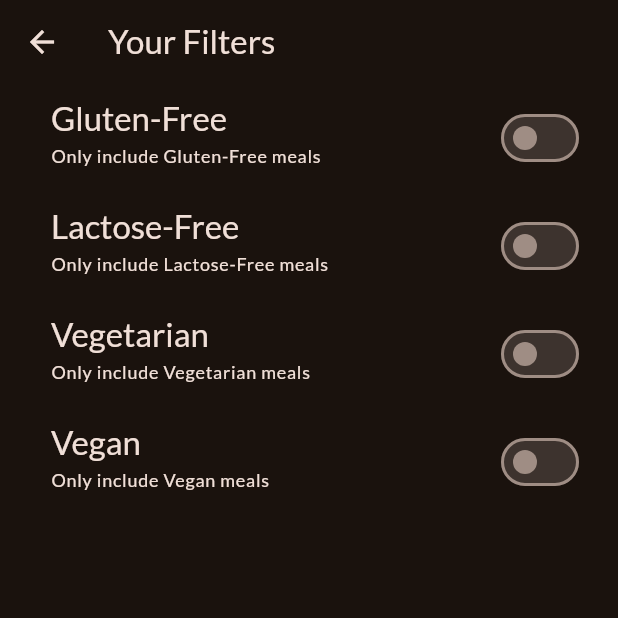
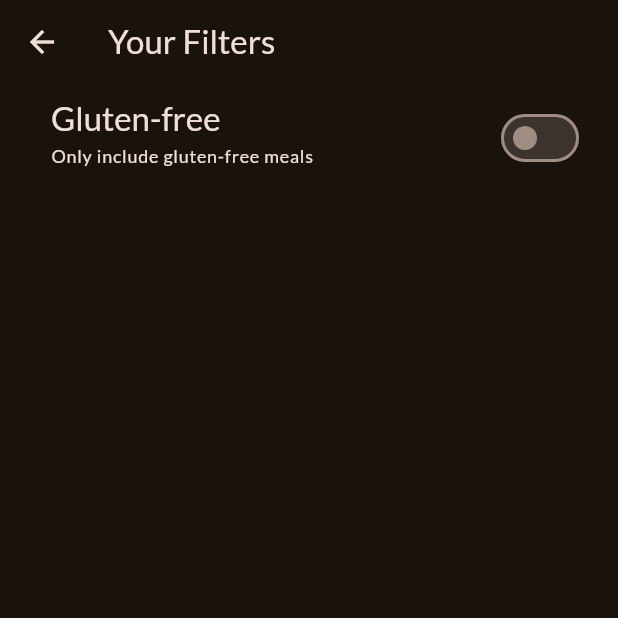
Before and after one commit to rebertiger/meals_app, a Flutter app: the FiltersScreen screen opened directly, on a phone screen of 412 x 824 dp, the top half of it. Run offline on Flutter 3.47's test engine with Material 3 defaults, Android fonts, the phone set to English and light mode, and no system bars; our stand-ins replace google_fonts, transparent_image.

Commit message:
Revert "Make FilterTile widget seperate to avoid repeats"
This reverts commit c64be83e27f11d714dc3eaa5d44a37ff18519e18.

```diff
--- a/lib/screens/filters.dart
+++ b/lib/screens/filters.dart
@@ -1,5 +1,4 @@
 import 'package:flutter/material.dart';
-import 'package:meals_app/widgets/filter_tile.dart';
 
 class FiltersScreen extends StatefulWidget {
   const FiltersScreen({super.key});
@@ -11,10 +10,8 @@ class FiltersScreen extends StatefulWidget {
 }
 
 class _FiltersScreenState extends State<FiltersScreen> {
-  final _glutenFreeFilterSet = false;
-  final _lactoseFreeFilterSet = false;
-  final _vegetarianFilterSet = false;
-  final _veganFilterSet = false;
+  var _glutenFreeFilterSet = false;
+
 
   @override
   Widget build(BuildContext context) {
@@ -25,11 +22,30 @@ class _FiltersScreenState extends State<FiltersScreen> {
       ),
       body: Column(
         children: [
-          FilterTile(isFilterSet: _glutenFreeFilterSet,filterTitle: 'Gluten-Free',), //glutenfree
-          FilterTile(isFilterSet: _lactoseFreeFilterSet,filterTitle: 'Lactose-Free',), //lactosefree
-          FilterTile(isFilterSet: _vegetarianFilterSet,filterTitle: 'Vegetarian',), // vegetarian
-          FilterTile(isFilterSet: _veganFilterSet,filterTitle: 'Vegan',), // vegan
-
+          SwitchListTile(
+            value: _glutenFreeFilterSet,
+            onChanged: (isChecked) {
+              setState(() {
+                _glutenFreeFilterSet = isChecked;
+              });
+            },
+            title: Text(
+              'Gluten-free',
+              style: Theme.of(context)
+                  .textTheme
+                  .titleLarge!
+                  .copyWith(color: Theme.of(context).colorScheme.onSurface),
+            ),
+            subtitle: Text(
+              'Only include gluten-free meals',
+              style: Theme.of(context)
+                  .textTheme
+                  .labelMedium!
+                  .copyWith(color: Theme.of(context).colorScheme.onSurface),
+            ),
+            activeColor: Theme.of(context).colorScheme.tertiary,
+            contentPadding: const EdgeInsets.only(left: 34,right: 22),
+          ),
         ],
       ),
     );
--- a/lib/widgets/filter_tile.dart
+++ /dev/null
@@ -1,43 +0,0 @@
-import 'package:flutter/material.dart';
-
-// ignore: must_be_immutable
-class FilterTile extends StatefulWidget{
-  FilterTile({super.key,required this.isFilterSet, required this.filterTitle});
-  String filterTitle;
-  bool isFilterSet;
-
-  @override
-  State<StatefulWidget> createState() {
-    return FilterTileState();
-  }
-
-}
-class FilterTileState extends State<FilterTile>{
-  @override
-  Widget build(BuildContext context){
-    return SwitchListTile(
-            value: widget.isFilterSet,
-            onChanged: (isChecked) {
-              setState(() {
-                widget.isFilterSet = isChecked;
-              });
-            },
-            title: Text(
-              widget.filterTitle,
-              style: Theme.of(context)
-                  .textTheme
-                  .titleLarge!
-                  .copyWith(color: Theme.of(context).colorScheme.onSurface),
-            ),
-            subtitle: Text(
-              'Only include ${widget.filterTitle} meals',
-              style: Theme.of(context)
-                  .textTheme
-                  .labelMedium!
-                  .copyWith(color: Theme.of(context).colorScheme.onSurface),
-            ),
-            activeColor: Theme.of(context).colorScheme.tertiary,
-            contentPadding: const EdgeInsets.only(left: 34,right: 22),
-          );
-  }
-}
```
